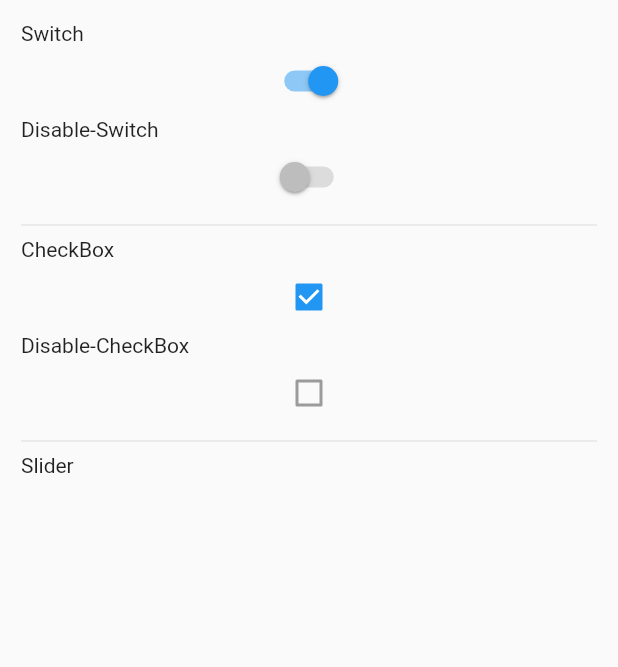
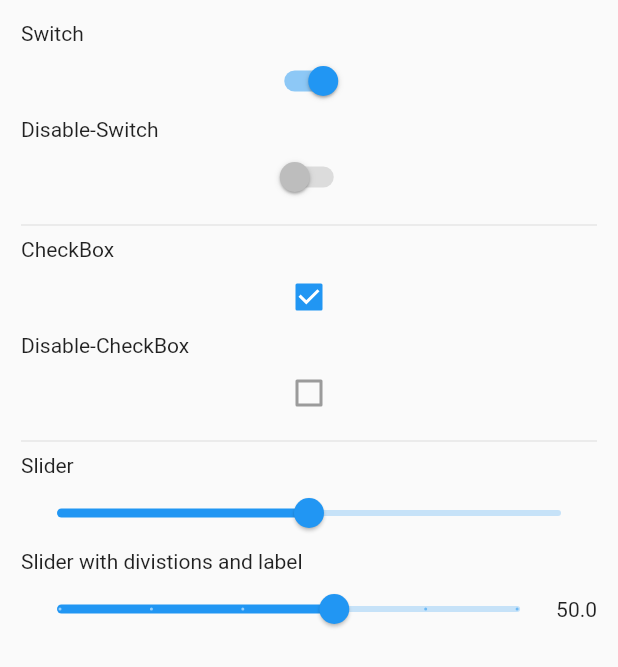
Before and after one commit to Bill-Zuckuberg/lt_ortherwidget, a Flutter app: the screen it shows after launch, on a phone screen of 412 x 824 dp. Shown: the top 667 px of the screen. Run offline on Flutter 3.47's test engine with Material 2 defaults, Android fonts, the phone set to English and light mode, and no system bars.

Commit message:
created a slider with divistion and label

```diff
--- a/lib/main.dart
+++ b/lib/main.dart
@@ -55,6 +55,31 @@ class _OtherStatefulWidget_State extends State<OtherStatefulWidget> {
           ),
           const Divider(),
           const Text("Slider"),
+          Slider(
+              value: _slider1Val,
+              onChanged: (double val) {
+                setState(() {
+                  _slider1Val = val;
+                });
+              }),
+          const Text('Slider with divistions and label'),
+          Row(
+            children: [
+              Expanded(
+                child: Slider(
+                    label: '${_slider2Val.round()}',
+                    max: 100,
+                    divisions: 5,
+                    value: _slider2Val,
+                    onChanged: (double val) {
+                      setState(() {
+                        _slider2Val = val;
+                      });
+                    }),
+              ),
+              Text(_slider2Val.toStringAsFixed(1))
+            ],
+          ),
         ],
       ),
     );
```
